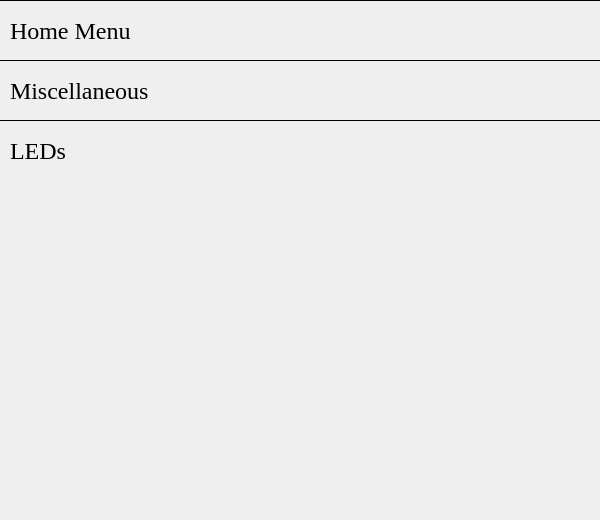
ah-/koboplugins, file src/tweaks/TweaksSettingsView.ui: the form before one commit.
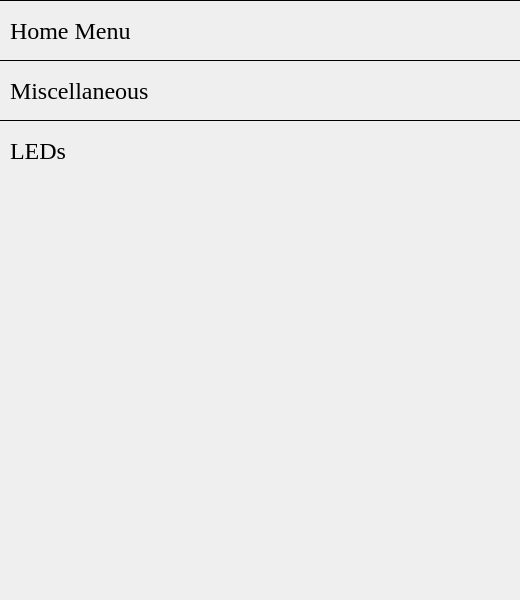
The form after the commit.

What changed in the file:
```diff
--- a/src/tweaks/TweaksSettingsView.ui
+++ b/src/tweaks/TweaksSettingsView.ui
@@ -6,8 +6,8 @@
    <rect>
     <x>0</x>
     <y>0</y>
-    <width>600</width>
-    <height>520</height>
+    <width>520</width>
+    <height>600</height>
    </rect>
   </property>
   <property name="windowTitle">
```
